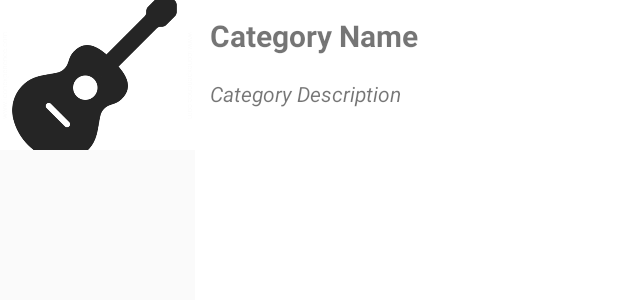
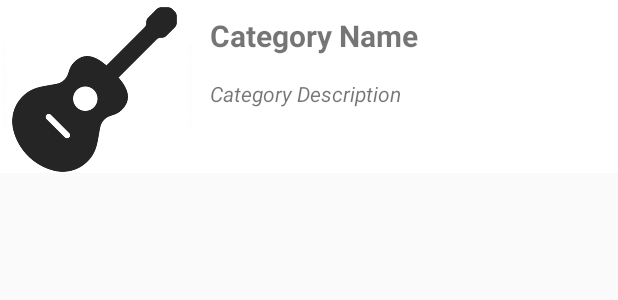
Before and after one commit to PioneerX1/discussionforum, an Android app: the layout category_list_item.xml on its own in the app's theme, with its tools: preview values and no code run, on a phone screen of 412 x 824 dp. Shown: the top 300 px of the screen. Run offline under Robolectric (Android 15) with nearby library versions, the phone set to English and light mode, and no system bars.

Commit message:
add formatting for category recycler view to show top title

```diff
--- a/app/src/main/res/layout/activity_category_list.xml
+++ b/app/src/main/res/layout/activity_category_list.xml
@@ -15,11 +15,14 @@
         android:textStyle="bold"
         android:textAlignment="center"
         android:layout_centerHorizontal="true"
+        android:id="@+id/categoriesTitle"
         />
 
     <android.support.v7.widget.RecyclerView
         android:layout_width="match_parent"
         android:layout_height="match_parent"
+        android:layout_below="@+id/categoriesTitle"
+        android:layout_marginTop="10dp"
         android:id="@+id/categoryRecyclerView"
     />
 
--- a/app/src/main/res/layout/category_list_item.xml
+++ b/app/src/main/res/layout/category_list_item.xml
@@ -2,11 +2,11 @@
 <LinearLayout xmlns:android="http://schemas.android.com/apk/res/android"
     android:orientation="horizontal"
     android:layout_width="match_parent"
-    android:layout_height="match_parent">
+    android:layout_height="wrap_content">
 
     <ImageView
         android:layout_width="130dp"
-        android:layout_height="100dp"
+        android:layout_height="115dp"
         android:id="@+id/categoryImageView"
         android:src="@drawable/categorydefault"
         android:scaleType="centerCrop"
```
